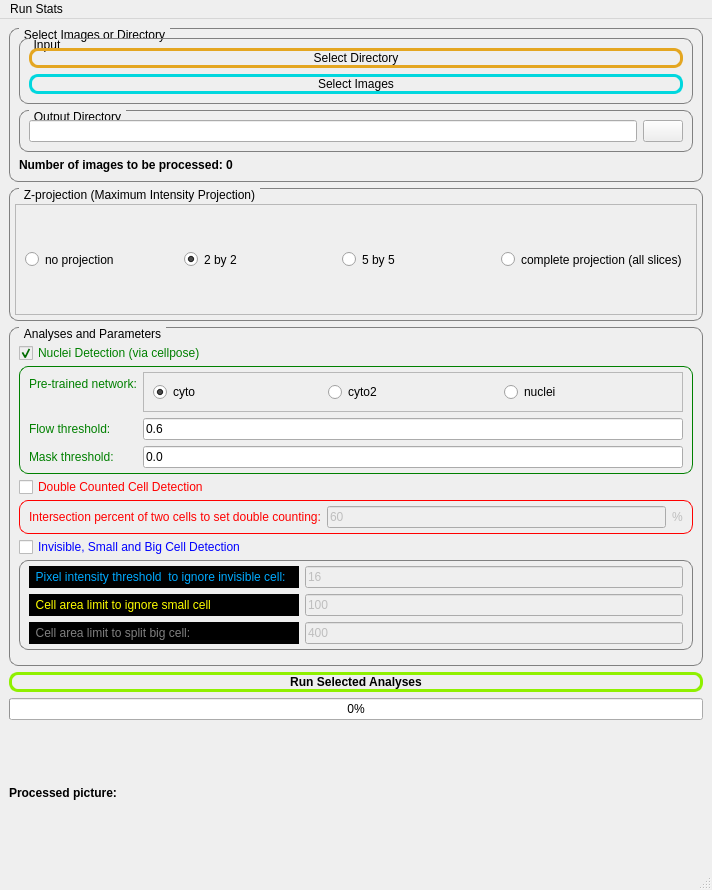
Qt form Deetect/main_window_qt.ui (zgormez/Deetect) before a commit.
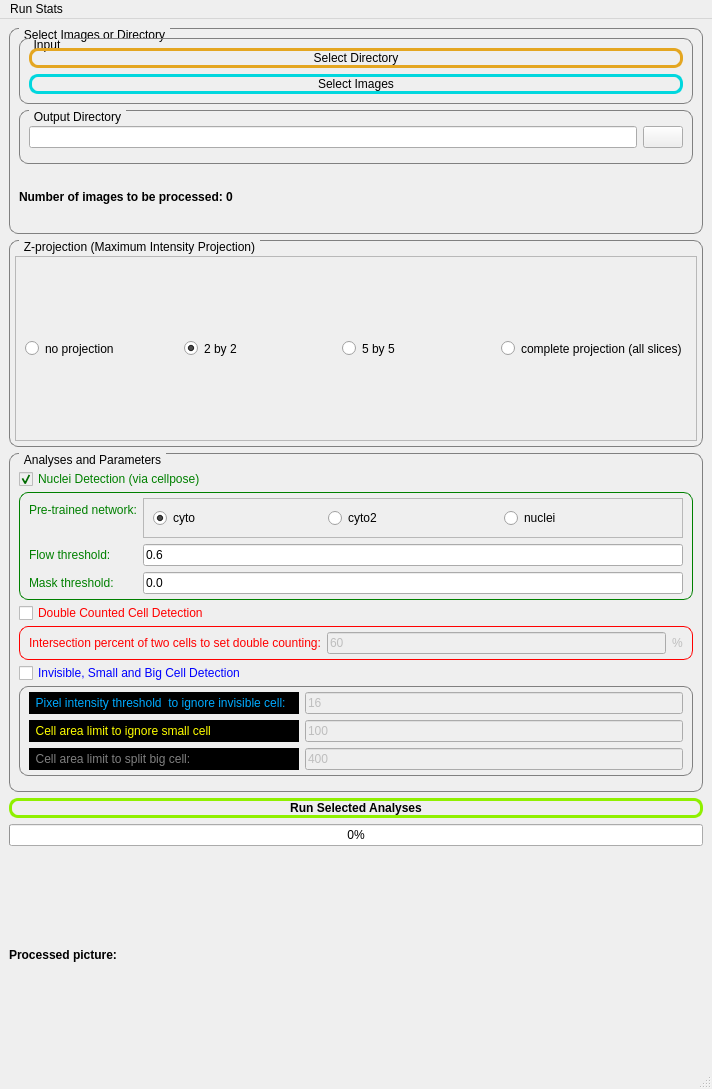
The same form after that commit. Icons and pictures are not drawn.

Commit message: correct path for icons

The edit to the form file:
```diff
--- a/Deetect/main_window_qt.ui
+++ b/Deetect/main_window_qt.ui
@@ -7,7 +7,7 @@
     <x>0</x>
     <y>0</y>
     <width>712</width>
-    <height>890</height>
+    <height>1089</height>
    </rect>
   </property>
   <property name="sizePolicy">
```
Left out of the diff: 10 changed lines with no effect on the pictures.
